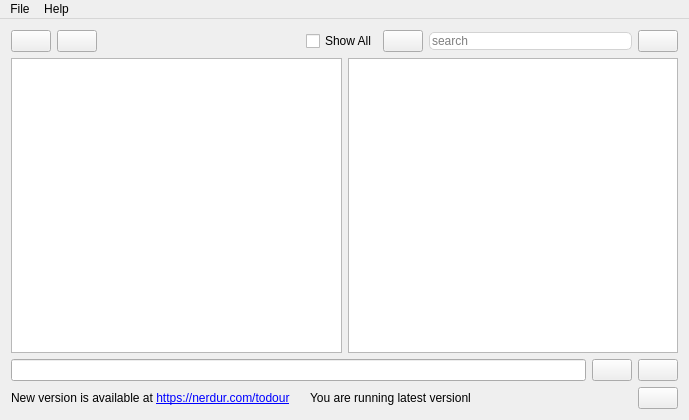
This is mainwindow.ui in SverrirValgeirsson/Todour as Qt 5 draws it before an edit. The edited form follows.
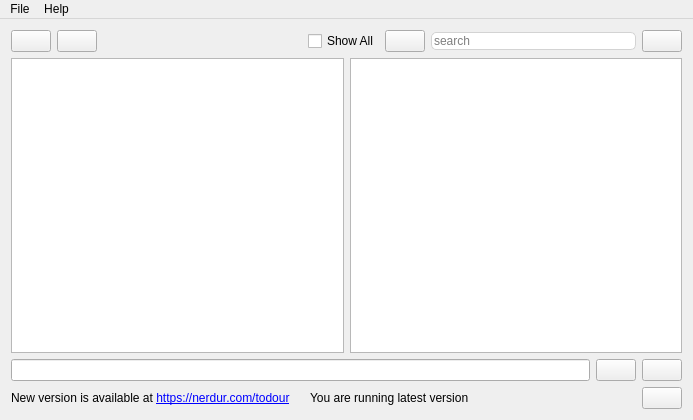
This is the edited form.

Patch:
```diff
--- a/mainwindow.ui
+++ b/mainwindow.ui
@@ -6,7 +6,7 @@
    <rect>
     <x>0</x>
     <y>0</y>
-    <width>689</width>
+    <width>693</width>
     <height>420</height>
    </rect>
   </property>
@@ -224,7 +224,7 @@
        <item>
         <widget class="QLabel" name="lbl_latestVersion">
          <property name="text">
-          <string>You are running latest versionl</string>
+          <string>You are running latest version</string>
          </property>
         </widget>
        </item>
@@ -265,7 +265,7 @@
     <rect>
      <x>0</x>
      <y>0</y>
-     <width>689</width>
+     <width>693</width>
      <height>22</height>
     </rect>
    </property>
```
